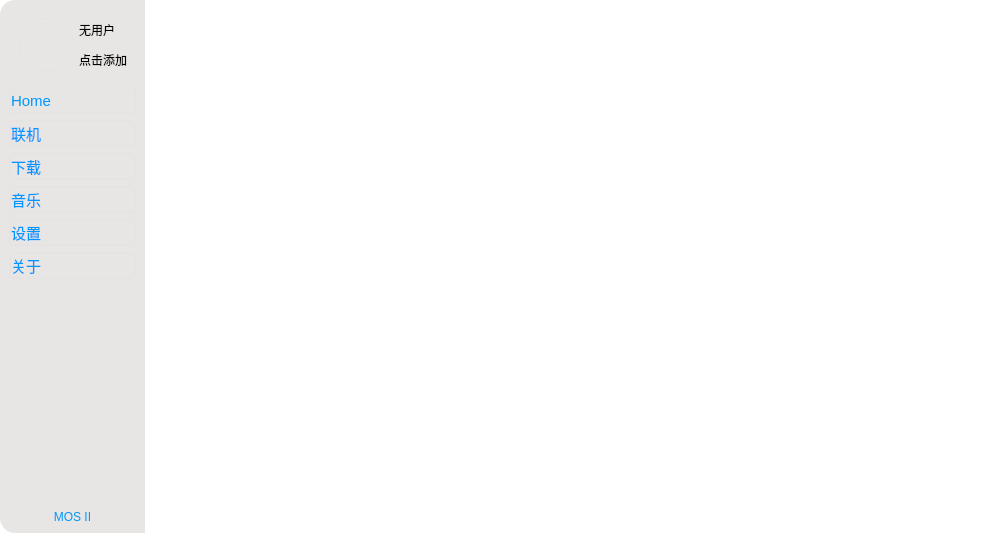
First picture: the form in UI/MOS_UI.ui, repository David-xian66/Minecraft-Optimal-Starter_2, before the edit.
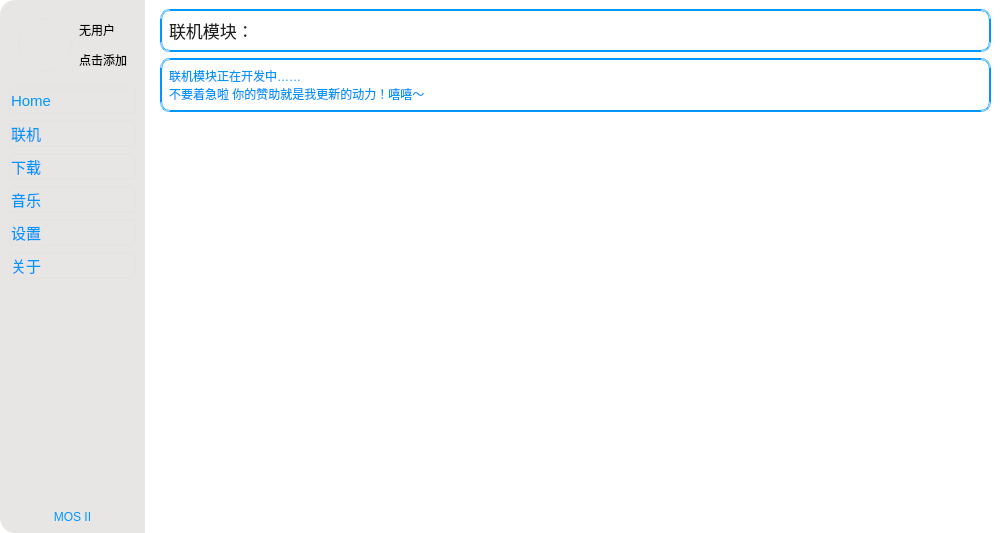
Second picture: the form after the edit. The open tabs and pages were chosen to show the change. Icons and pictures are not drawn.

Commit message: 6.4UI更新

```diff
--- a/UI/MOS_UI.ui
+++ b/UI/MOS_UI.ui
@@ -484,7 +484,64 @@
         </item>
        </layout>
       </widget>
-      <widget class="QWidget" name="page_2"/>
+      <widget class="QWidget" name="page_2">
+       <layout class="QGridLayout" name="gridLayout_7">
+        <item row="1" column="0">
+         <widget class="QWidget" name="widget_5" native="true">
+          <property name="styleSheet">
+           <string notr="true">border-radius:10px;
+border:2px double rgb(0, 150, 255);</string>
+          </property>
+          <layout class="QGridLayout" name="gridLayout_8">
+           <item row="1" column="0">
+            <widget class="QLabel" name="label_8">
+             <property name="styleSheet">
+              <string notr="true">border-style:none;color:rgb(0, 150, 255);</string>
+             </property>
+             <property name="text">
+              <string>联机模块正在开发中……
+不要着急啦 你的赞助就是我更新的动力！嘻嘻～</string>
+             </property>
+            </widget>
+           </item>
+          </layout>
+         </widget>
+        </item>
+        <item row="2" column="0">
+         <spacer name="verticalSpacer_3">
+          <property name="orientation">
+           <enum>Qt::Vertical</enum>
+          </property>
+          <property name="sizeHint" stdset="0">
+           <size>
+            <width>20</width>
+            <height>40</height>
+           </size>
+          </property>
+         </spacer>
+        </item>
+        <item row="0" column="0">
+         <widget class="QWidget" name="widget_7" native="true">
+          <property name="styleSheet">
+           <string notr="true">border-radius:10px;
+border:2px double rgb(0, 150, 255);</string>
+          </property>
+          <layout class="QGridLayout" name="gridLayout_9">
+           <item row="0" column="0">
+            <widget class="QLabel" name="label_9">
+             <property name="styleSheet">
+              <string notr="true">border-style:none;color:rgb(33, 33, 33);font-size: 17px;</string>
+             </property>
+             <property name="text">
+              <string>联机模块：</string>
+             </property>
+            </widget>
+           </item>
+          </layout>
+         </widget>
+        </item>
+       </layout>
+      </widget>
      </widget>
     </item>
    </layout>
```
Left out of the diff: 2 changed lines with no effect on the pictures. The commit also changes 2 other files.
